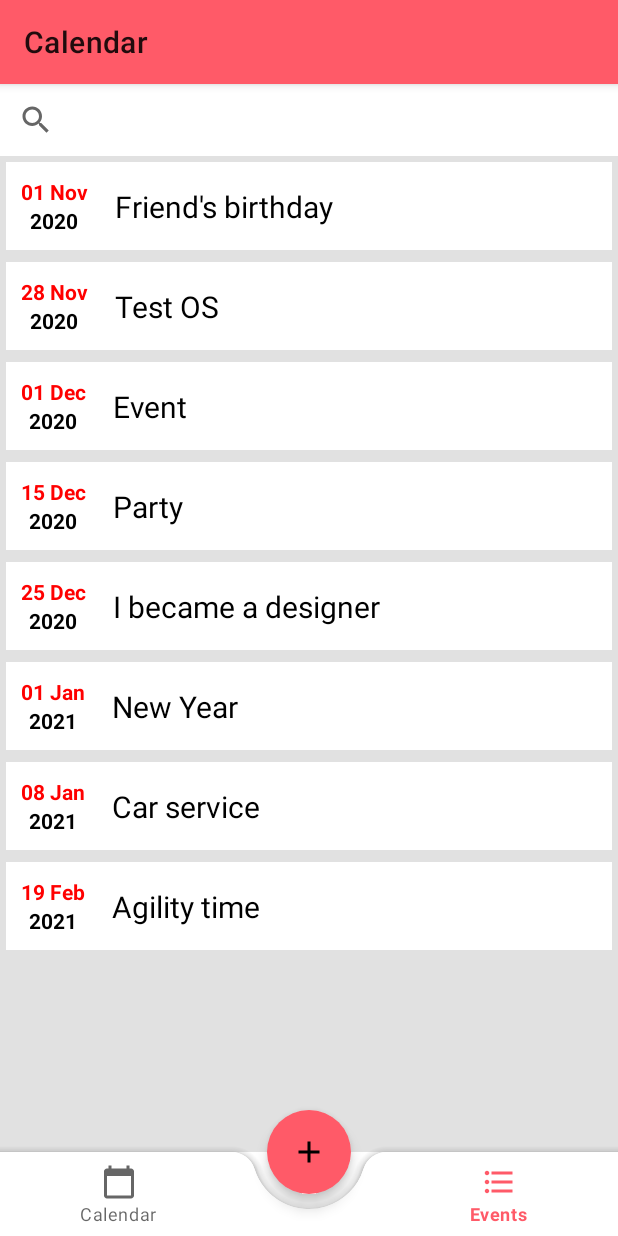
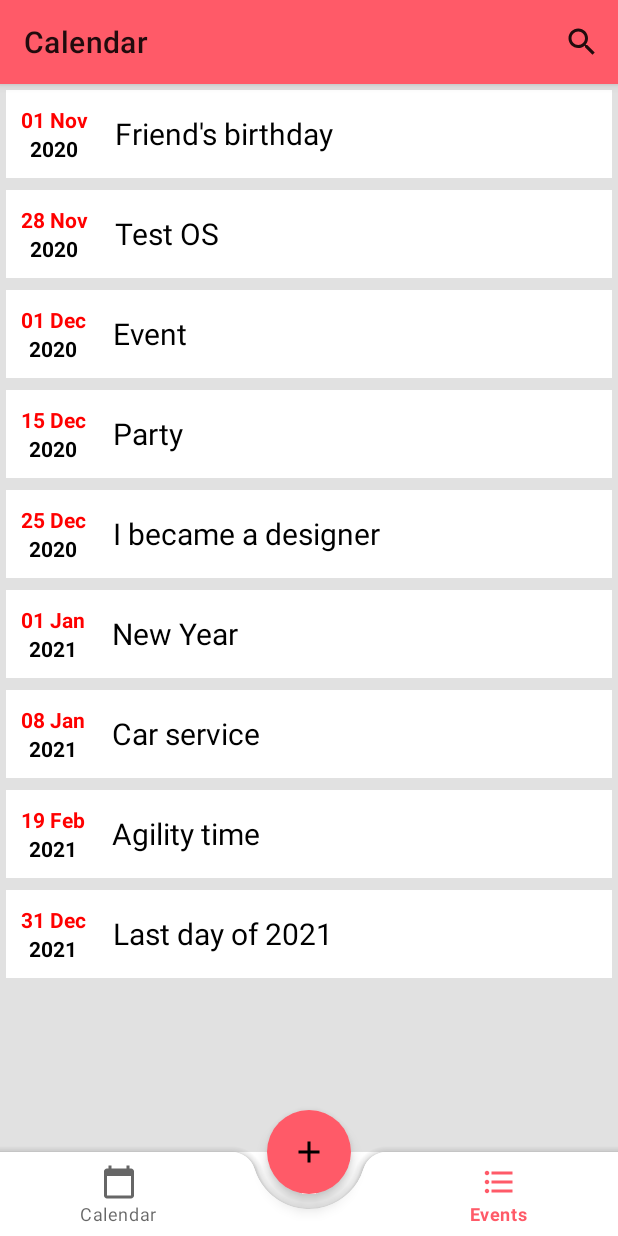
Before and after one commit to eamorozova/OOP_Calendar, an Android app: the screen it shows after launch (MainActivity), item 3 of the bottom bar chosen, on a phone screen of 412 x 824 dp. Run offline under Robolectric (Android 15) with nearby library versions, the phone set to English and light mode, and no system bars.

Commit message:
searchView to menu changed

```diff
--- a/app/src/main/assets/events.json
+++ b/app/src/main/assets/events.json
@@ -1 +1 @@
-[{"date": {"year": 2020, "month": 10, "dayOfMonth": 1, "hourOfDay": 0, "minute": 0, "second": 0}, "notes": "My friend's birthday", "title": "Friend's birthday"},{"date": {"year": 2020, "month": 11, "dayOfMonth": 15, "hourOfDay": 20, "minute": 0, "second": 0}, "notes": "Our last party in 2020. Discord link will be in chat", "title": "Party"},{"date": {"year": 2021, "month": 0, "dayOfMonth": 1, "hourOfDay": 0, "minute": 0, "second": 0}, "notes": "New Year 2021!", "title": "New Year"},{"date": {"year": 2020, "month": 11, "dayOfMonth": 1, "hourOfDay": 15, "minute": 15, "second": 0}, "notes": "", "title": "Event"},{"date": {"year": 2021, "month": 0, "dayOfMonth": 8, "hourOfDay": 10, "minute": 0, "second": 0}, "notes": "My service is on the Orbeli street. Right light, right damper, some Command problems.", "title": "Car service"},{"date": {"year": 2020, "month": 10, "dayOfMonth": 28, "hourOfDay": 16, "minute": 0, "second": 0}, "notes": "I like vec.etu. (no)", "title": "Test OS"},{"date": {"year": 2021, "month": 1, "dayOfMonth": 19, "hourOfDay": 4, "minute": 0, "second": 0}, "notes": "Surf's dogwalk don't forget.", "title": "Agility time"},{"date": {"year": 2020, "month": 11, "dayOfMonth": 25, "hourOfDay": 4, "minute": 15, "second": 0}, "notes": "(no)", "title": "I became a designer"}]
+[{"date": {"year": 2020, "month": 10, "dayOfMonth": 1, "hourOfDay": 0, "minute": 0, "second": 0}, "notes": "My friend's birthday", "title": "Friend's birthday"},{"date": {"year": 2020, "month": 11, "dayOfMonth": 15, "hourOfDay": 20, "minute": 0, "second": 0}, "notes": "Our last party in 2020. Discord link will be in chat", "title": "Party"},{"date": {"year": 2021, "month": 0, "dayOfMonth": 1, "hourOfDay": 0, "minute": 0, "second": 0}, "notes": "New Year 2021!", "title": "New Year"},{"date": {"year": 2020, "month": 11, "dayOfMonth": 1, "hourOfDay": 15, "minute": 15, "second": 0}, "notes": "", "title": "Event"},{"date": {"year": 2021, "month": 0, "dayOfMonth": 8, "hourOfDay": 10, "minute": 0, "second": 0}, "notes": "My service is on the Orbeli street. Right light, right damper, some Command problems.", "title": "Car service"},{"date": {"year": 2020, "month": 10, "dayOfMonth": 28, "hourOfDay": 16, "minute": 0, "second": 0}, "notes": "I like vec.etu. (no)", "title": "Test OS"},{"date": {"year": 2021, "month": 1, "dayOfMonth": 19, "hourOfDay": 4, "minute": 0, "second": 0}, "notes": "Surf's dogwalk don't forget.", "title": "Agility time"},{"date": {"year": 2020, "month": 11, "dayOfMonth": 25, "hourOfDay": 4, "minute": 15, "second": 0}, "notes": "(no)", "title": "I became a designer"},{"date": {"year": 2021, "month": 11, "dayOfMonth": 31, "hourOfDay": 23, "minute": 59, "second": 0}, "notes": "Last day of 2021", "title": "Last day of 2021"}]
--- a/app/src/main/java/com/example/eventcalendar/CalendarView.kt
+++ b/app/src/main/java/com/example/eventcalendar/CalendarView.kt
@@ -1,5 +1,6 @@
 package com.example.eventcalendar
 
+import android.icu.util.Calendar
 import android.os.Bundle
 import android.view.View
 import androidx.fragment.app.Fragment
@@ -13,6 +14,8 @@ class CalendarView : Fragment(R.layout.fragment_calendar_view) {
     override fun onViewCreated(view: View, savedInstanceState: Bundle?) {
         super.onViewCreated(view, savedInstanceState)
 
+        calendar_view.firstDayOfWeek = Calendar.MONDAY
+
         communicator = activity as Communicator
 
         calendar_view.setOnDateChangeListener { view, year, month, dayOfMonth ->
--- a/app/src/main/java/com/example/eventcalendar/EventReader.kt
+++ b/app/src/main/java/com/example/eventcalendar/EventReader.kt
@@ -10,7 +10,7 @@ import java.io.InputStreamReader
 import java.lang.reflect.Type
 
 class EventReader {
-    val path = "events.json"
+    private val path = "events.json"
 
     private val gson = Gson()
     private val type: Type = object : TypeToken<MutableList<EventItem>>() {}.type
--- a/app/src/main/java/com/example/eventcalendar/EventsRecyclerView.kt
+++ b/app/src/main/java/com/example/eventcalendar/EventsRecyclerView.kt
@@ -1,11 +1,12 @@
 package com.example.eventcalendar
 
 import android.os.Bundle
-import android.view.View
+import android.view.*
 import android.widget.Toast
 import androidx.appcompat.widget.SearchView
 import androidx.fragment.app.Fragment
 import androidx.recyclerview.widget.LinearLayoutManager
+import kotlinx.android.synthetic.main.activity_main.*
 import kotlinx.android.synthetic.main.fragmaent_events_recycler_view.*
 import java.util.*
 
@@ -14,6 +15,11 @@ class EventsRecyclerView :
     EventsRecyclerViewAdapter.OnEventClickListener {
 
     private lateinit var eventsAdapter: EventsRecyclerViewAdapter
+
+    override fun onCreateView(inflater: LayoutInflater, container: ViewGroup?, savedInstanceState: Bundle?): View? {
+        setHasOptionsMenu(true)
+        return super.onCreateView(inflater, container, savedInstanceState)
+    }
 
     override fun onViewCreated(view: View, savedInstanceState: Bundle?) {
         super.onViewCreated(view, savedInstanceState)
@@ -26,17 +32,7 @@ class EventsRecyclerView :
 
         listenInputs()
 
-        recycler_search.setOnQueryTextListener(object : SearchView.OnQueryTextListener {
-            override fun onQueryTextSubmit(query: String?): Boolean {
-                eventsAdapter.filter.filter(query)
-                return true
-            }
-
-            override fun onQueryTextChange(newText: String?): Boolean {
-                eventsAdapter.filter.filter(newText)
-                return true
-            }
-        })
+        setHasOptionsMenu(true)
     }
 
     private fun initRecyclerView(events: MutableList<EventItem>) {
@@ -56,6 +52,27 @@ class EventsRecyclerView :
             addToBackStack(null)
             commit()
         }
+    }
+
+    override fun onCreateOptionsMenu(menu: Menu, inflater: MenuInflater) {
+        super.onCreateOptionsMenu(menu, inflater)
+        inflater.inflate(R.menu.search_menu, menu)
+
+        val searchView = menu.findItem(R.id.search_view).actionView as SearchView
+
+        searchView.maxWidth = Int.MAX_VALUE
+
+        searchView.setOnQueryTextListener(object : SearchView.OnQueryTextListener {
+            override fun onQueryTextSubmit(query: String?): Boolean {
+                eventsAdapter.filter.filter(query)
+                return true
+            }
+
+            override fun onQueryTextChange(newText: String?): Boolean {
+                eventsAdapter.filter.filter(newText)
+                return true
+            }
+        })
     }
 
     private fun listenInputs() {
--- a/app/src/main/res/layout/event_item.xml
+++ b/app/src/main/res/layout/event_item.xml
@@ -1,7 +1,6 @@
 <?xml version="1.0" encoding="utf-8"?>
-<androidx.constraintlayout.widget.ConstraintLayout
+<LinearLayout
         xmlns:android="http://schemas.android.com/apk/res/android"
-        xmlns:app="http://schemas.android.com/apk/res-auto"
         android:layout_width="match_parent"
         android:layout_height="wrap_content"
         android:layout_margin="4dp"
@@ -12,14 +11,11 @@
             android:layout_width="wrap_content"
             android:layout_height="wrap_content"
             android:padding="10dp"
-            app:layout_constraintBottom_toBottomOf="parent"
-            app:layout_constraintEnd_toStartOf="@+id/item_text"
-            app:layout_constraintStart_toStartOf="parent"
-            app:layout_constraintTop_toTopOf="parent"
             android:orientation="vertical">
 
         <TextView
                 android:id="@+id/item_day"
+                android:text="@string/date"
                 android:layout_width="wrap_content"
                 android:layout_height="wrap_content"
                 android:textColor="@color/red"
@@ -28,6 +24,7 @@
 
         <TextView
                 android:id="@+id/item_year"
+                android:text="@string/year"
                 android:layout_width="match_parent"
                 android:layout_height="wrap_content"
                 android:textColor="@color/black"
@@ -39,14 +36,13 @@
 
     <TextView
             android:id="@+id/item_text"
-            android:layout_width="wrap_content"
-            android:layout_height="wrap_content"
+            android:layout_width="match_parent"
+            android:layout_height="match_parent"
             android:layout_margin="8dp"
             android:textColor="@color/black"
             android:text="@string/event"
+            android:gravity="center_vertical"
             android:textSize="20sp"
-            app:layout_constraintBottom_toBottomOf="parent"
-            app:layout_constraintStart_toEndOf="@+id/item_date"
-            app:layout_constraintTop_toTopOf="parent"/>
+            android:singleLine="true"/>
 
-</androidx.constraintlayout.widget.ConstraintLayout>
+</LinearLayout>
--- a/app/src/main/res/layout/fragmaent_events_recycler_view.xml
+++ b/app/src/main/res/layout/fragmaent_events_recycler_view.xml
@@ -8,14 +8,6 @@
         tools:context=".MainActivity"
         android:orientation="vertical">
 
-    <androidx.appcompat.widget.SearchView
-            android:id="@+id/recycler_search"
-            android:layout_width="match_parent"
-            android:layout_height="wrap_content"
-            android:clickable="true"
-            app:showAsAction="ifRoom|collapseActionView"
-            android:focusable="true"/>
-
     <androidx.recyclerview.widget.RecyclerView
             android:id="@+id/recycler_view"
             android:layout_width="match_parent"
--- a/app/src/main/res/layout/fragment_add_event.xml
+++ b/app/src/main/res/layout/fragment_add_event.xml
@@ -15,7 +15,8 @@
                 android:id="@+id/title_text"
                 android:hint="@string/title"
                 android:layout_width="match_parent"
-                android:layout_height="wrap_content"/>
+                android:layout_height="wrap_content"
+                android:singleLine="true"/>
 
         <TextView
                 android:id="@+id/date_input"
--- a/app/src/main/res/layout/fragment_event.xml
+++ b/app/src/main/res/layout/fragment_event.xml
@@ -16,7 +16,8 @@
                 android:hint="@string/title"
                 android:layout_width="match_parent"
                 android:layout_height="wrap_content"
-                android:textColor="@color/black"/>
+                android:textColor="@color/black"
+                android:singleLine="true"/>
 
         <TextView
                 android:id="@+id/event_date"
--- /dev/null
+++ b/app/src/main/res/menu/search_menu.xml
@@ -0,0 +1,9 @@
+<?xml version="1.0" encoding="utf-8"?>
+<menu xmlns:app="http://schemas.android.com/apk/res-auto"
+      xmlns:android="http://schemas.android.com/apk/res/android">
+    <item android:id="@+id/search_view"
+          android:title="@string/search"
+          android:icon="@drawable/ic_baseline_search_24"
+          app:showAsAction="collapseActionView|ifRoom"
+          app:actionViewClass="androidx.appcompat.widget.SearchView"/>
+</menu>
--- a/app/src/main/res/values/strings.xml
+++ b/app/src/main/res/values/strings.xml
@@ -11,4 +11,5 @@
     <string name="day">Day</string>
     <string name="year">Year</string>
     <string name="event">Event</string>
+    <string name="search">Search</string>
 </resources>
```
Also changed, not shown: 7 other files.
